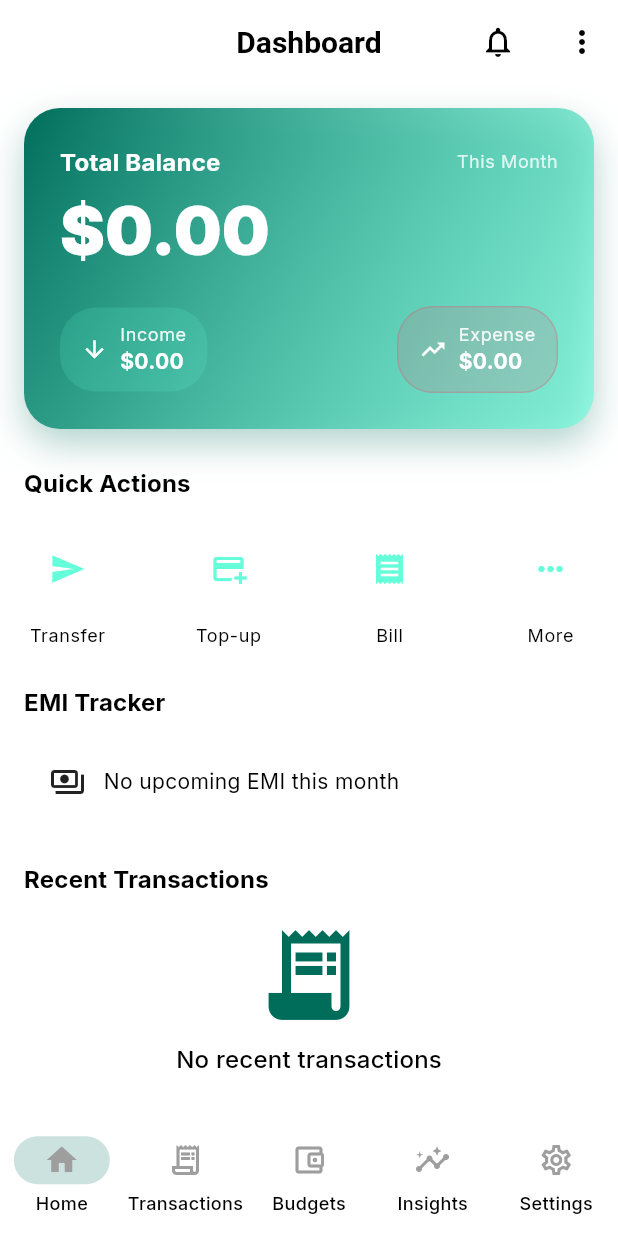
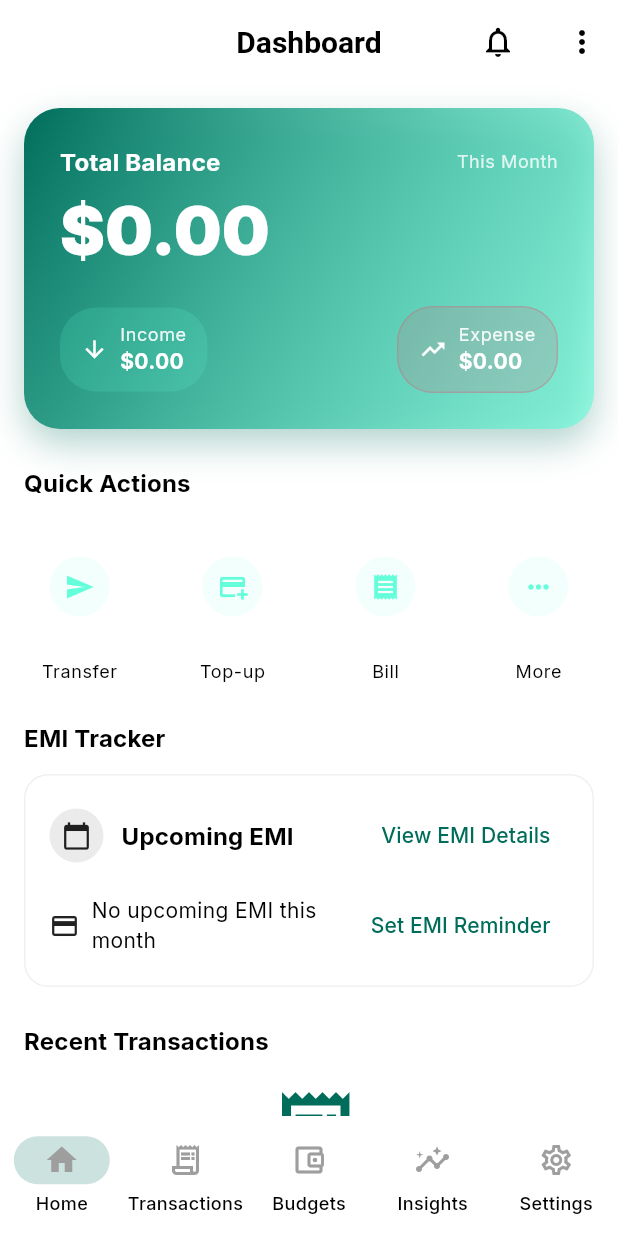
Before and after one commit to KameshEas/Cashlyze_Flutter, a Flutter app: the screen it shows once a user with an empty profile is signed in, on a phone screen of 412 x 824 dp. Run offline on Flutter 3.47's test engine with Material 3 defaults, Android fonts, the phone set to English and light mode, and no system bars; our stand-ins replace dio, firebase_analytics, firebase_auth, firebase_core, firebase_crashlytics, firebase_database and 6 more; accounts and stored records are empty.

Commit message:
feat(ui): improve transaction and home screen styling
- Enhance transaction list items with better category tags and income/expense colors
- Redesign home screen action buttons and upcoming EMI section
- Update padding and spacing for better visual hierarchy

```diff
--- a/lib/features/home/home_screen.dart
+++ b/lib/features/home/home_screen.dart
@@ -160,7 +160,7 @@ class HomeScreen extends ConsumerWidget {
                 focusColor: Theme.of(context).colorScheme.primary.withValues(alpha: 0.1),
                 hoverColor: Theme.of(context).colorScheme.secondary.withValues(alpha: 0.08),
                 child: Container(
-                  padding: const EdgeInsets.all(16),
+                  padding: const EdgeInsets.symmetric(horizontal: 16, vertical: 20),
                   decoration: BoxDecoration(
                     color: Theme.of(context).colorScheme.surface,
                     borderRadius: BorderRadius.circular(16),
@@ -168,9 +168,19 @@ class HomeScreen extends ConsumerWidget {
                       color: Colors.white.withValues(alpha: 0.05),
                     ),
                   ),
+                  child: IconTheme(
+                    data: const IconThemeData(size: 20),
+                    child: Container(
+                      padding: const EdgeInsets.all(10),
+                      decoration: BoxDecoration(
+                        color: Theme.of(context).colorScheme.secondary.withValues(alpha: 0.08),
+                        shape: BoxShape.circle,
+                      ),
                       child: Icon(
                         action['icon'] as IconData,
                         color: Theme.of(context).colorScheme.secondary,
+                      ),
+                    ),
                   ),
                 ),
               ),
@@ -197,21 +207,30 @@ class HomeScreen extends ConsumerWidget {
         final list = items.take(3).toList();
         return Column(children: [
           for (var i = 0; i < list.length; i++) ...[
-            _buildTransactionItem(context, list[i].title, list[i].categoryId ?? 'Uncategorized', formatAmount(list[i].amount, currency), list[i].amount < 0 ? Colors.white : Theme.of(context).colorScheme.secondary),
-            if (i < list.length - 1) const SizedBox(height: 12),
+            _buildTransactionItem(context, list[i].title, list[i].categoryId ?? 'Uncategorized', formatAmount(list[i].amount, currency), list[i].amount >= 0),
+            if (i < list.length - 1) const SizedBox(height: 16),
           ]
         ]);
       },
     );
   }
 
-  Widget _buildTransactionItem(BuildContext context, String title, String category, String amount, Color amountColor) {
-    return Container(padding: const EdgeInsets.all(16), decoration: BoxDecoration(color: Theme.of(context).colorScheme.surface, borderRadius: BorderRadius.circular(16), border: Border.all(color: Colors.white.withValues(alpha: 0.05))), child: Row(children: [
-      Container(padding: const EdgeInsets.all(10), decoration: BoxDecoration(color: Theme.of(context).colorScheme.primary.withValues(alpha: 0.1), shape: BoxShape.circle), child: Icon(Icons.shopping_bag_outlined, color: Theme.of(context).colorScheme.primary, size: 20)),
+  Widget _buildTransactionItem(BuildContext context, String title, String category, String amount, bool isIncome) {
+    final theme = Theme.of(context);
+    return Container(
+      padding: const EdgeInsets.all(16),
+      decoration: BoxDecoration(color: theme.colorScheme.surface, borderRadius: BorderRadius.circular(16), border: Border.all(color: Colors.white.withValues(alpha: 0.05))),
+      child: Row(children: [
+        Container(padding: const EdgeInsets.all(10), decoration: BoxDecoration(color: theme.colorScheme.onSurface.withValues(alpha: 0.06), shape: BoxShape.circle), child: Icon(Icons.shopping_bag_outlined, color: theme.colorScheme.primary, size: 20)),
         const SizedBox(width: 16),
-      Expanded(child: Column(crossAxisAlignment: CrossAxisAlignment.start, children: [Text(title, style: Theme.of(context).textTheme.bodyLarge?.copyWith(fontWeight: FontWeight.w600)), Text(category, style: Theme.of(context).textTheme.bodySmall?.copyWith(color: Colors.grey))])),
-      Text(amount, style: Theme.of(context).textTheme.bodyLarge?.copyWith(color: amountColor, fontWeight: FontWeight.bold)),
-    ]));
+        Expanded(child: Column(crossAxisAlignment: CrossAxisAlignment.start, children: [
+          Text(title, style: theme.textTheme.bodyLarge?.copyWith(fontWeight: FontWeight.w600)),
+          const SizedBox(height: 6),
+          Container(padding: const EdgeInsets.symmetric(horizontal: 8, vertical: 4), decoration: BoxDecoration(color: theme.colorScheme.onSurface.withValues(alpha: 0.08), borderRadius: BorderRadius.circular(12)), child: Text(category, style: theme.textTheme.bodySmall)),
+        ])),
+        Text(amount, style: theme.textTheme.bodyLarge?.copyWith(color: isIncome ? Colors.green : Colors.red, fontWeight: FontWeight.bold)),
+      ]),
+    );
   }
 
   Future<void> _openQuickAdd(BuildContext context, WidgetRef ref, {required String type, required String category}) async {
@@ -308,34 +327,78 @@ class HomeScreen extends ConsumerWidget {
     final theme = Theme.of(context);
     return upcomingAsync.when(
       loading: () => const SkeletonListTile(),
-      error: (e, _) => Container(padding: const EdgeInsets.all(12), decoration: BoxDecoration(color: Colors.red.withValues(alpha: 0.08), borderRadius: BorderRadius.circular(12), border: Border.all(color: Colors.red.withValues(alpha: 0.3))), child: Row(children: [const Icon(Icons.error_outline, color: Colors.red), const SizedBox(width: 8), Expanded(child: Text('Failed to load: $e'))])),
+      error: (e, _) => Container(
+        padding: const EdgeInsets.all(12),
+        decoration: BoxDecoration(
+          color: Colors.red.withValues(alpha: 0.08),
+          borderRadius: BorderRadius.circular(16),
+          border: Border.all(color: Colors.red.withValues(alpha: 0.3)),
+        ),
+        child: Row(children: [const Icon(Icons.error_outline, color: Colors.red), const SizedBox(width: 8), Expanded(child: Text('Failed to load: $e'))]),
+      ),
       data: (items) {
-        if (items.isEmpty) {
-          return Container(padding: const EdgeInsets.all(16), decoration: BoxDecoration(color: theme.colorScheme.surface, borderRadius: BorderRadius.circular(12), border: Border.all(color: Colors.white.withValues(alpha: 0.05))), child: Row(children: [const Icon(Icons.payments_outlined), const SizedBox(width: 12), Expanded(child: Text('No upcoming EMI this month', style: theme.textTheme.bodyMedium))]));
-        }
-        final list = items.take(3).toList();
-        return Column(children: [
-          for (var i = 0; i < list.length; i++) ...[
+        return Container(
+          width: double.infinity,
+          padding: const EdgeInsets.all(16),
+          decoration: BoxDecoration(
+            color: theme.colorScheme.surface,
+            borderRadius: BorderRadius.circular(16),
+            border: Border.all(color: theme.colorScheme.onSurface.withValues(alpha: 0.06)),
+          ),
+          child: Column(crossAxisAlignment: CrossAxisAlignment.start, children: [
+            Row(
+              mainAxisAlignment: MainAxisAlignment.spaceBetween,
+              children: [
+                Row(children: [
+                  Container(
+                    padding: const EdgeInsets.all(8),
+                    decoration: BoxDecoration(color: theme.colorScheme.onSurface.withValues(alpha: 0.08), shape: BoxShape.circle),
+                    child: const Icon(Icons.calendar_today, size: 20),
+                  ),
+                  const SizedBox(width: 12),
+                  Text('Upcoming EMI', style: theme.textTheme.titleMedium?.copyWith(fontWeight: FontWeight.bold)),
+                ]),
+                TextButton(onPressed: () => GoRouter.of(context).go('/emi'), child: const Text('View EMI Details')),
+              ],
+            ),
+            const SizedBox(height: 12),
+            if (items.isEmpty)
+              Row(children: [
+                const Icon(Icons.credit_card, size: 20),
+                const SizedBox(width: 8),
+                Expanded(child: Text('No upcoming EMI this month', style: theme.textTheme.bodyMedium)),
+                TextButton(onPressed: () => GoRouter.of(context).go('/emi/new'), child: const Text('Set EMI Reminder')),
+              ])
+            else ...[
+              for (var i = 0; i < items.take(3).length; i++) ...[
                 Container(
                   padding: const EdgeInsets.all(12),
-              decoration: BoxDecoration(color: theme.colorScheme.surface, borderRadius: BorderRadius.circular(12), border: Border.all(color: Colors.white.withValues(alpha: 0.05))),
+                  decoration: BoxDecoration(
+                    color: theme.colorScheme.surface,
+                    borderRadius: BorderRadius.circular(12),
+                    border: Border.all(color: theme.colorScheme.onSurface.withValues(alpha: 0.05)),
+                  ),
                   child: Row(mainAxisAlignment: MainAxisAlignment.spaceBetween, children: [
+                    Row(children: [
+                      const Icon(Icons.credit_card, size: 18),
+                      const SizedBox(width: 8),
                       Column(crossAxisAlignment: CrossAxisAlignment.start, children: [
-                  Text('Due: ${list[i].dueDate.toLocal()}'.split(' ').first, style: theme.textTheme.bodyMedium),
-                  Text(formatAmount(list[i].installment, currency), style: theme.textTheme.titleMedium?.copyWith(fontWeight: FontWeight.bold)),
+                        Text('Due: ${items[i].dueDate.toLocal()}'.split(' ').first, style: theme.textTheme.bodyMedium),
+                        Text(formatAmount(items[i].installment, currency), style: theme.textTheme.titleMedium?.copyWith(fontWeight: FontWeight.bold)),
+                      ]),
                     ]),
                     FilledButton(
                       onPressed: () async {
                         final user = ref.read(currentUserProvider);
                         if (user == null) return;
                         try {
-                      await ref.read(emiRepositoryProvider).markPaid(user.uid, list[i].planId, list[i].id);
+                          await ref.read(emiRepositoryProvider).markPaid(user.uid, items[i].planId, items[i].id);
                           await ref.read(transactionRepositoryProvider).create(
                             userId: user.uid,
                             title: 'EMI installment',
-                        amount: -list[i].installment.abs(),
+                            amount: -items[i].installment.abs(),
                             categoryId: 'EMI',
-                        date: list[i].dueDate,
+                            date: items[i].dueDate,
                             notes: 'EMI payment recorded from Home',
                           );
                           ScaffoldMessenger.of(context).showSnackBar(const SnackBar(content: Text('EMI marked paid and transaction added')));
@@ -347,9 +410,11 @@ class HomeScreen extends ConsumerWidget {
                     )
                   ]),
                 ),
-            if (i < list.length - 1) const SizedBox(height: 12),
-          ]
-        ]);
+                if (i < items.take(3).length - 1) const SizedBox(height: 12),
+              ],
+            ],
+          ]),
+        );
       },
     );
   }
```
Also changed, not shown: lib/features/insights/insights_screen.dart (+16 -20 lines), lib/features/transactions/transactions_screen.dart (+68 -36 lines). Lines whose indentation alone changed are shown as unchanged.
